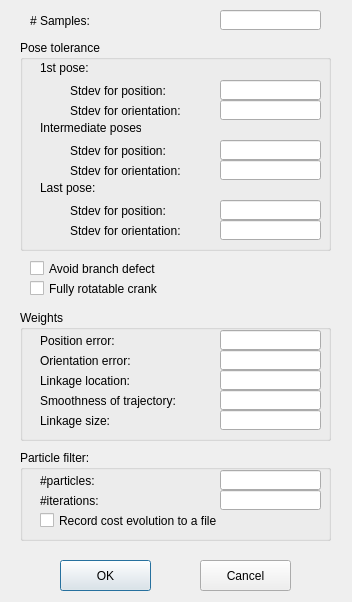
gnishida/KinematicDesign2D, file KinematicDesign2D/LinkageSynthesisOptionDialog.ui: the form before one commit.
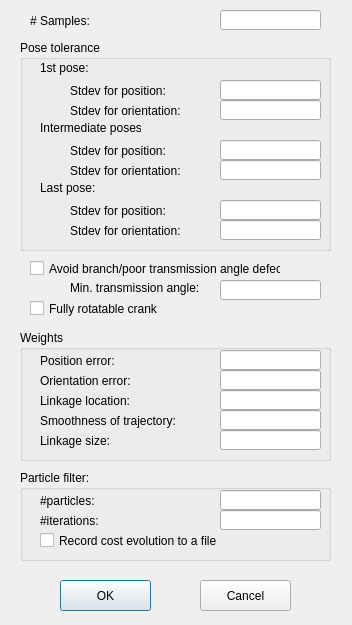
The form after the commit.

Commit message: support min transmission angle

Diff of the .ui file:
```diff
--- a/KinematicDesign2D/LinkageSynthesisOptionDialog.ui
+++ b/KinematicDesign2D/LinkageSynthesisOptionDialog.ui
@@ -7,7 +7,7 @@
     <x>0</x>
     <y>0</y>
     <width>352</width>
-    <height>602</height>
+    <height>625</height>
    </rect>
   </property>
   <property name="windowTitle">
@@ -41,19 +41,19 @@
     <rect>
      <x>30</x>
      <y>260</y>
-     <width>131</width>
+     <width>251</width>
      <height>17</height>
     </rect>
    </property>
    <property name="text">
-    <string>Avoid branch defect</string>
+    <string>Avoid branch/poor transmission angle defect</string>
    </property>
   </widget>
   <widget class="QCheckBox" name="checkBoxRotatableCrank">
    <property name="geometry">
     <rect>
      <x>30</x>
-     <y>280</y>
+     <y>300</y>
      <width>131</width>
      <height>17</height>
     </rect>
@@ -66,7 +66,7 @@
    <property name="geometry">
     <rect>
      <x>60</x>
-     <y>560</y>
+     <y>580</y>
      <width>91</width>
      <height>31</height>
     </rect>
@@ -79,7 +79,7 @@
    <property name="geometry">
     <rect>
      <x>200</x>
-     <y>560</y>
+     <y>580</y>
      <width>91</width>
      <height>31</height>
     </rect>
@@ -282,7 +282,7 @@
    <property name="geometry">
     <rect>
      <x>20</x>
-     <y>310</y>
+     <y>330</y>
      <width>311</width>
      <height>131</height>
     </rect>
@@ -410,7 +410,7 @@
    <property name="geometry">
     <rect>
      <x>20</x>
-     <y>450</y>
+     <y>470</y>
      <width>311</width>
      <height>91</height>
     </rect>
@@ -478,6 +478,29 @@
     </property>
    </widget>
   </widget>
+  <widget class="QLineEdit" name="lineEditMinTransmissionAngle">
+   <property name="geometry">
+    <rect>
+     <x>220</x>
+     <y>280</y>
+     <width>101</width>
+     <height>20</height>
+    </rect>
+   </property>
+  </widget>
+  <widget class="QLabel" name="label_18">
+   <property name="geometry">
+    <rect>
+     <x>70</x>
+     <y>280</y>
+     <width>141</width>
+     <height>16</height>
+    </rect>
+   </property>
+   <property name="text">
+    <string>Min. transmission angle:</string>
+   </property>
+  </widget>
  </widget>
  <layoutdefault spacing="6" margin="11"/>
  <resources/>
```
The commit also changes 14 other files.
